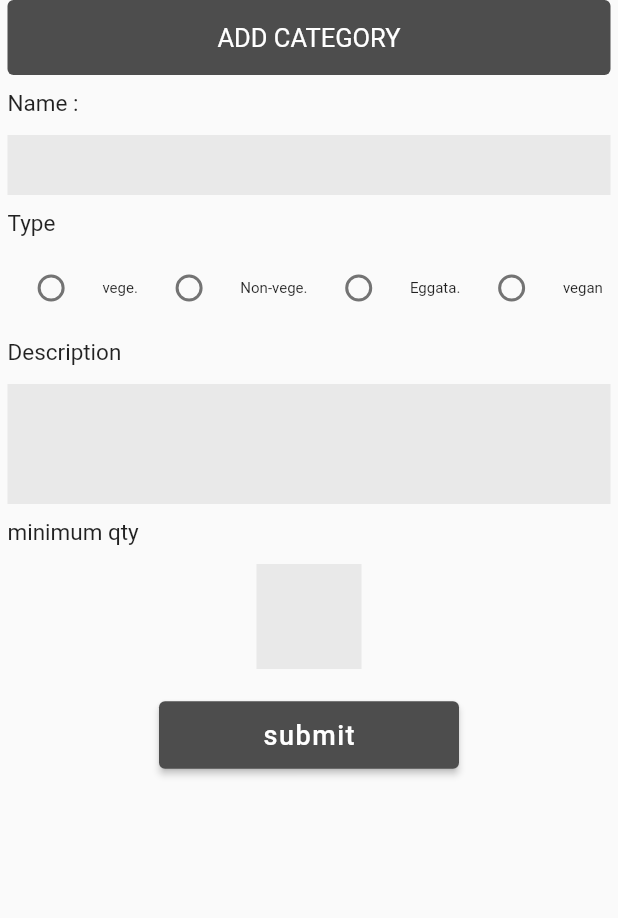
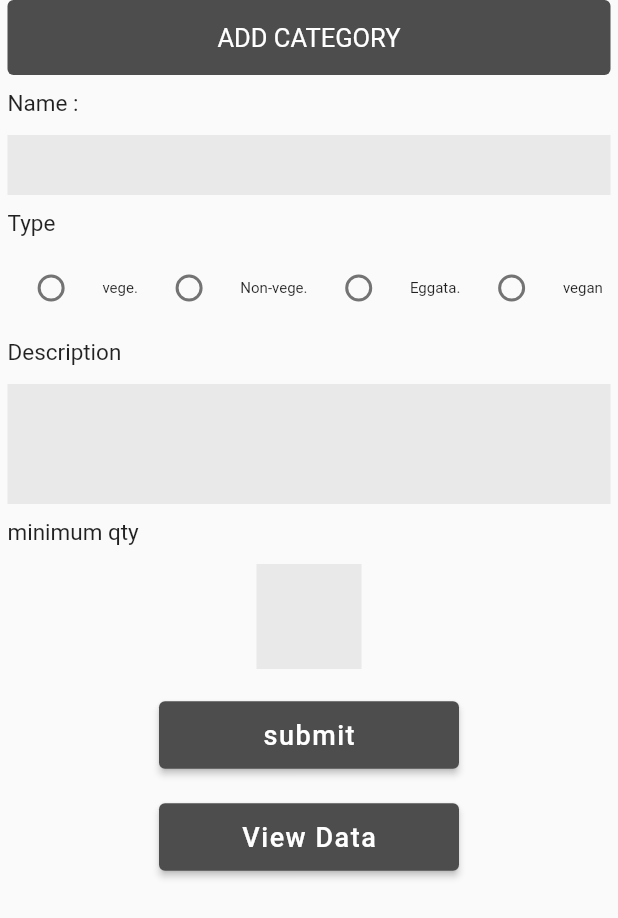
Before and after one commit to htask7878/onlinedatabase_p1, a Flutter app: the screen it shows after launch, on a phone screen of 412 x 824 dp. Shown: the top 918 px of the screen. Run offline on Flutter 3.47's test engine with Material 2 defaults, Android fonts, the phone set to English and light mode, and no system bars.

Commit message:
Initial commit

```diff
--- a/lib/main.dart
+++ b/lib/main.dart
@@ -210,19 +210,12 @@ class _homeState extends State<home> {
                       var response = await http.get(url);
                       print('Response body: ${response.body}');
 
-                      // Map  m=jsonDecode(response.body);
-                      // print(m['cat_type']);
-                      // print(m['cat_name']);
-                      // print(m['cat_description']);
-                      // print(m['cat_qty']);
-
-                      Navigator.push(context, MaterialPageRoute(
-                        builder: (context) {
-                          return second();
-                        },
-                      ));
+                      // Navigator.push(context, MaterialPageRoute(
+                      //   builder: (context) {
+                      //     return second();
+                      //   },
+                      // ));
                       setState(() {});
-
                       t1.text = "";
                       t2.text = "";
                       t3.text = "";
@@ -231,7 +224,27 @@ class _homeState extends State<home> {
                       "submit",
                       style: TextStyle(
                           fontSize: 18, letterSpacing: 1, color: Colors.white),
-                    ))
+                    )),
+                SizedBox(
+                  height: 20,
+                ),
+                ElevatedButton(
+                    style: ElevatedButton.styleFrom(
+                        fixedSize: Size(200, 45),
+                        onPrimary: Colors.purpleAccent,
+                        primary: Color(0xff4d4d4d)),
+                    onPressed: () {
+                      Navigator.push(context, MaterialPageRoute(
+                        builder: (context) {
+                          return second();
+                        },
+                      ));
+                    },
+                    child: Text(
+                      "View Data",
+                      style: TextStyle(
+                          fontSize: 18, letterSpacing: 1, color: Colors.white),
+                    )),
               ],
             ),
           ),
```
Also changed, not shown: lib/second.dart (+14 -82 lines).
